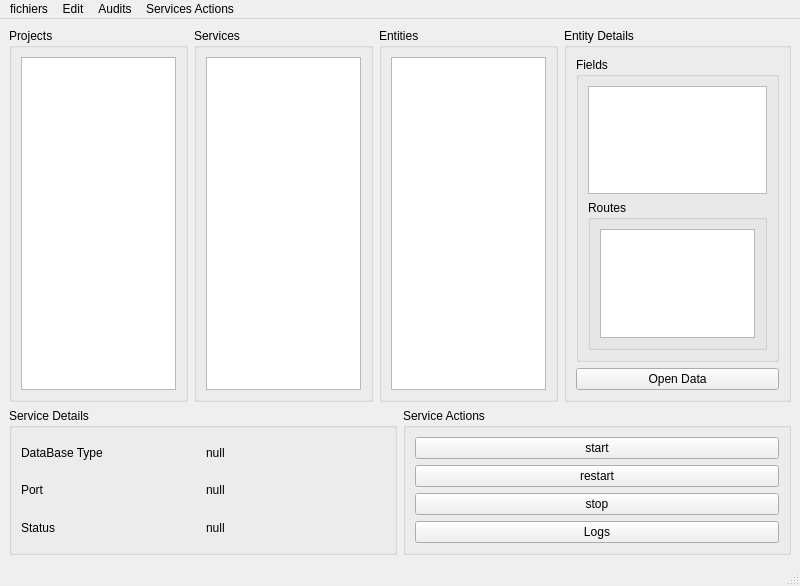
Above: apps/SeaUI/mainwindow.ui from fredf21/SeaDesktop before the change. Below: the same form after it.
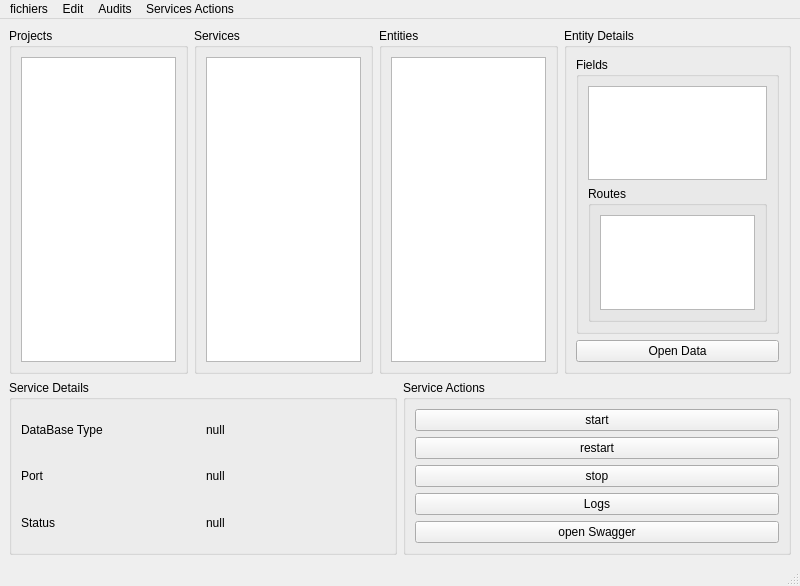
That is the form after the change.

Commit message: Ajout de la prise en charge de Swagger et de l authentification

What changed in the file:
```diff
--- a/apps/SeaUI/mainwindow.ui
+++ b/apps/SeaUI/mainwindow.ui
@@ -194,6 +194,13 @@
            </property>
           </widget>
          </item>
+         <item>
+          <widget class="QPushButton" name="swaggerServiceButton">
+           <property name="text">
+            <string>open Swagger</string>
+           </property>
+          </widget>
+         </item>
         </layout>
        </widget>
       </item>
```
The commit also changes 15 other files.
